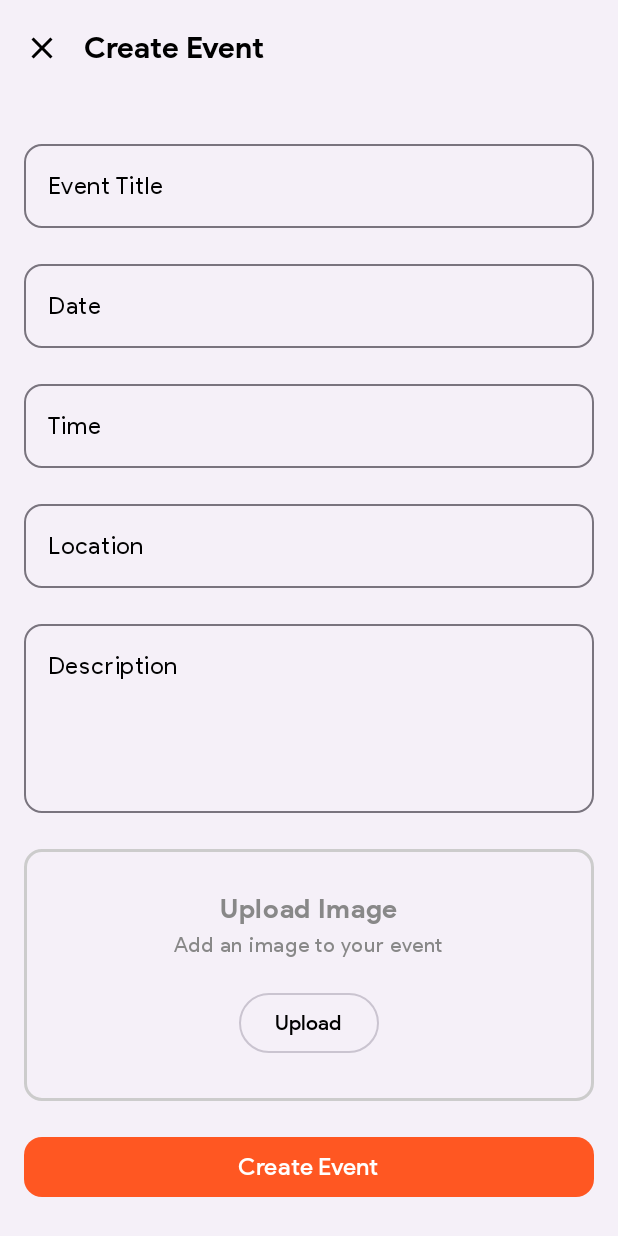
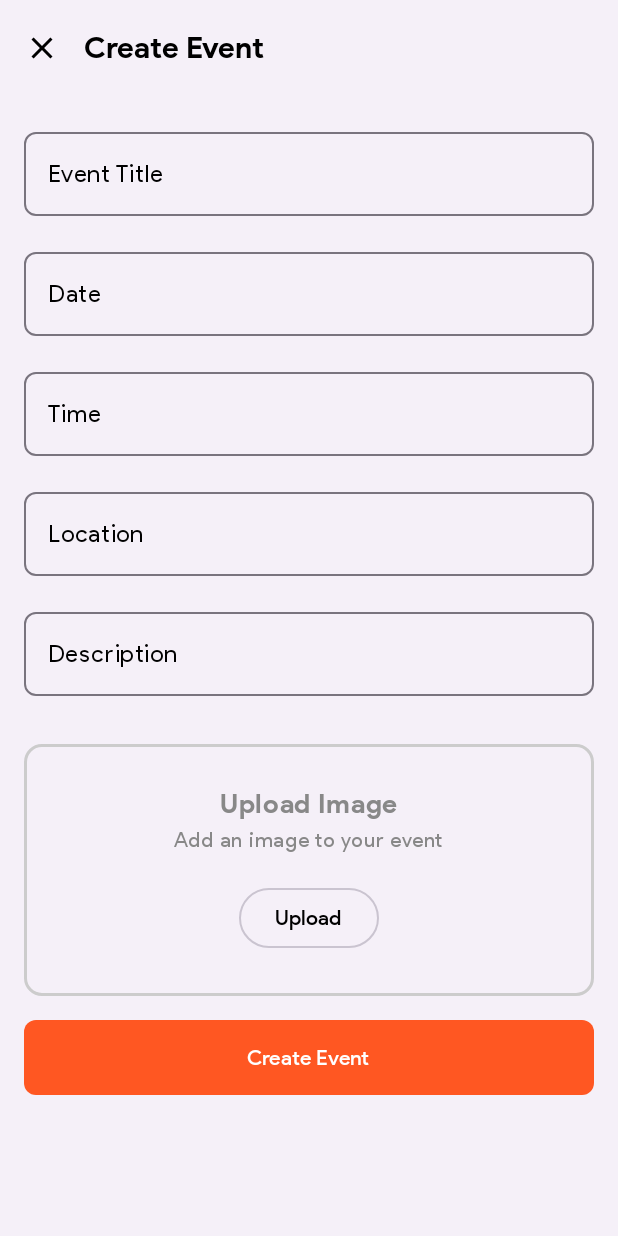
Before and after one commit to Dev-Micah/LiveSpotEvents, an Android app built with Jetpack Compose: the screen it shows after launch (MainActivity), after a tap on "Add", on a phone screen of 412 x 824 dp. Run offline under Robolectric (Android 15) with nearby library versions, the phone set to English and light mode, and no system bars; libraries missing offline, so code that uses them is left out: io.github.jan.supabase; pictures from the network do not load; 1 statement that could not run was skipped.

Commit message:
Created CustomButton and CustomTextfield

```diff
--- a/app/src/main/java/com/micahnyabuto/livespotevents/MainActivity.kt
+++ b/app/src/main/java/com/micahnyabuto/livespotevents/MainActivity.kt
@@ -5,6 +5,7 @@ import androidx.activity.ComponentActivity
 import androidx.activity.compose.setContent
 import androidx.activity.enableEdgeToEdge
 import androidx.navigation.compose.rememberNavController
+import com.micahnyabuto.livespotevents.ui.navigation.AppNavHost
 import com.micahnyabuto.livespotevents.ui.navigation.MainScreen
 import com.micahnyabuto.livespotevents.ui.theme.LiveSpotEventsTheme
 
@@ -14,8 +15,9 @@ class MainActivity : ComponentActivity() {
         enableEdgeToEdge()
         setContent {
             LiveSpotEventsTheme {
-                val navController = rememberNavController()
-                MainScreen(navController)
+//                val navController = rememberNavController()
+//                MainScreen(navController)
+                AppNavHost()
 
             }
         }
--- /dev/null
+++ b/app/src/main/java/com/micahnyabuto/livespotevents/ui/components/CustomButton.kt
@@ -0,0 +1,30 @@
+package com.micahnyabuto.livespotevents.ui.components
+
+import androidx.compose.foundation.layout.fillMaxWidth
+import androidx.compose.foundation.layout.height
+import androidx.compose.foundation.layout.padding
+import androidx.compose.foundation.shape.RoundedCornerShape
+import androidx.compose.material3.Button
+import androidx.compose.material3.Text
+import androidx.compose.runtime.Composable
+import androidx.compose.ui.Modifier
+import androidx.compose.ui.unit.dp
+
+@Composable
+fun CustomButton(
+    modifier: Modifier = Modifier,
+    text: String,
+    onClick: () -> Unit,
+    enabled: Boolean = true
+) {
+    Button(
+        onClick = onClick,
+        modifier = modifier
+            .fillMaxWidth()
+            .height(50.dp),
+        shape = RoundedCornerShape(8.dp),
+        enabled = enabled
+    ) {
+        Text(text = text)
+    }
+}
--- /dev/null
+++ b/app/src/main/java/com/micahnyabuto/livespotevents/ui/components/CustomTextField.kt
@@ -0,0 +1,34 @@
+package com.micahnyabuto.livespotevents.ui.components
+
+import androidx.compose.foundation.layout.fillMaxWidth
+import androidx.compose.foundation.shape.RoundedCornerShape
+import androidx.compose.material3.OutlinedTextField
+import androidx.compose.material3.Text
+import androidx.compose.runtime.Composable
+import androidx.compose.ui.Modifier
+import androidx.compose.ui.unit.dp
+
+@Composable
+fun CustomTextField(
+    modifier: Modifier = Modifier,
+    value: String,
+    onValueChange: (String) -> Unit,
+    label: String,
+    isError: Boolean = false,
+    supportingText: String? = null
+) {
+    OutlinedTextField(
+        value = value,
+        onValueChange = onValueChange,
+        label = { Text(text = label) },
+        modifier = modifier
+            .fillMaxWidth(),
+        shape = RoundedCornerShape(8.dp),
+        isError = isError,
+        supportingText = {
+            if (supportingText != null) {
+                Text(text = supportingText)
+            }
+        }
+    )
+}
--- a/app/src/main/java/com/micahnyabuto/livespotevents/ui/navigation/MainGraph.kt
+++ b/app/src/main/java/com/micahnyabuto/livespotevents/ui/navigation/MainGraph.kt
@@ -27,15 +27,15 @@ import androidx.navigation.NavHostController
 import androidx.navigation.compose.NavHost
 import androidx.navigation.compose.composable
 import androidx.navigation.compose.currentBackStackEntryAsState
+import androidx.navigation.compose.rememberNavController
 import com.micahnyabuto.livespotevents.ui.screens.events.CreateEventScreen
 import com.micahnyabuto.livespotevents.ui.screens.events.EventsScreen
 import com.micahnyabuto.livespotevents.ui.screens.explore.ExploreScreen
 import com.micahnyabuto.livespotevents.ui.screens.profile.ProfileScreen
 
 @Composable
-fun MainScreen(
-    navController: NavHostController
-){
+fun MainScreen(){
+    val navController = rememberNavController()
     val navBackStackEntry by navController.currentBackStackEntryAsState()
     val currentRoute = navBackStackEntry?.destination?.route.orEmpty()
     val showBottomNavigation = currentRoute !in  listOf(
--- a/app/src/main/java/com/micahnyabuto/livespotevents/ui/screens/events/CreateEventScreen.kt
+++ b/app/src/main/java/com/micahnyabuto/livespotevents/ui/screens/events/CreateEventScreen.kt
@@ -21,7 +21,6 @@ import androidx.compose.material3.ExperimentalMaterial3Api
 import androidx.compose.material3.Icon
 import androidx.compose.material3.IconButton
 import androidx.compose.material3.OutlinedButton
-import androidx.compose.material3.OutlinedTextField
 import androidx.compose.material3.Scaffold
 import androidx.compose.material3.Text
 import androidx.compose.material3.TopAppBar
@@ -43,6 +42,8 @@ import androidx.compose.ui.unit.dp
 import androidx.compose.ui.unit.sp
 import coil.compose.rememberAsyncImagePainter
 import com.micahnyabuto.livespotevents.core.permissions.rememberImagePicker
+import com.micahnyabuto.livespotevents.ui.components.CustomButton
+import com.micahnyabuto.livespotevents.ui.components.CustomTextField
 import org.koin.androidx.compose.koinViewModel
 
 @OptIn(ExperimentalMaterial3Api::class)
@@ -51,8 +52,8 @@ fun CreateEventScreen(
     eventsViewModel: EventsViewModel =koinViewModel()
 ) {
     val context = LocalContext.current
-    val scope = rememberCoroutineScope()
-    var imageUri by remember { mutableStateOf<Uri?>(null) }
+   // val scope = rememberCoroutineScope()
+   // var imageUri by remember { mutableStateOf<Uri?>(null) }
     val eventTitle = remember { mutableStateOf("") }
     val eventDate = remember { mutableStateOf("") }
     val eventTime = remember { mutableStateOf("") }
@@ -100,58 +101,34 @@ fun CreateEventScreen(
                     .padding(16.dp)
                     .verticalScroll(rememberScrollState())
             ) {
-                OutlinedTextField(
+                CustomTextField(
                     value = eventTitle.value,
                     onValueChange = { eventTitle.value = it },
-                    label = { Text("Event Title") },
-                    modifier = Modifier
-                        .fillMaxWidth()
-                        .padding(vertical = 8.dp),
-                    shape = RoundedCornerShape(12.dp),
-                    singleLine = true,
+                    label = "Event Title"
                 )
 
-                OutlinedTextField(
+                CustomTextField(
                     value = eventDate.value,
                     onValueChange = { eventDate.value = it },
-                    label = { Text("Date") },
-                    modifier = Modifier
-                        .fillMaxWidth()
-                        .padding(vertical = 8.dp),
-                    shape = RoundedCornerShape(12.dp),
+                    label = "Date"
                 )
 
-                OutlinedTextField(
+                CustomTextField(
                     value = eventTime.value,
                     onValueChange = { eventTime.value = it },
-                    label = { Text("Time") },
-                    modifier = Modifier
-                        .fillMaxWidth()
-                        .padding(vertical = 8.dp),
-                    shape = RoundedCornerShape(12.dp),
+                    label = "Time"
                 )
 
-                OutlinedTextField(
+                CustomTextField(
                     value = eventLocation.value,
                     onValueChange = { eventLocation.value = it },
-                    label = { Text("Location") },
-                    modifier = Modifier
-                        .fillMaxWidth()
-                        .padding(vertical = 8.dp),
-                    shape = RoundedCornerShape(12.dp),
+                    label = "Location"
                 )
 
-                OutlinedTextField(
+                CustomTextField(
                     value = eventDescription.value,
                     onValueChange = { eventDescription.value = it },
-                    label = { Text("Description") },
-                    modifier = Modifier
-                        .fillMaxWidth()
-                        .height(150.dp)
-                        .padding(vertical = 8.dp),
-                    shape = RoundedCornerShape(12.dp),
-                    minLines = 5,
-                    maxLines = 10
+                    label = "Description",
                 )
 
                 Column(
@@ -191,7 +168,7 @@ fun CreateEventScreen(
                     }
                 }
 
-                Button(
+                CustomButton(
                     onClick = {
                         isLoading = true
                         eventsViewModel.createEvent(
@@ -204,34 +181,22 @@ fun CreateEventScreen(
                             imageUri = selectedImage,
                             onSuccess = {
                                 isLoading = false
-                                // Clear form after successful creation
                                 eventTitle.value = ""
                                 eventDate.value = ""
                                 eventTime.value = ""
                                 eventLocation.value = ""
                                 eventDescription.value = ""
                                 selectedImage = null
-                                // TODO: Show success message or navigate back
                             },
                             onError = { error ->
                                 isLoading = false
-                                // TODO: Show error message
                                 error.printStackTrace()
                             }
                         )
                     },
                     enabled = !isLoading,
-                    modifier = Modifier
-                        .fillMaxWidth()
-                        .height(56.dp)
-                        .padding(vertical = 8.dp),
-                    shape = RoundedCornerShape(12.dp),
-                ) {
-                    Text(
-                        text = if (isLoading) "Creating Event..." else "Create Event",
-                        fontSize = 16.sp
-                    )
-                }
+                    text = "Create Event"
+                )
             }
         }
     }
--- a/app/src/main/java/com/micahnyabuto/livespotevents/ui/screens/splash/SplashScreen.kt
+++ b/app/src/main/java/com/micahnyabuto/livespotevents/ui/screens/splash/SplashScreen.kt
@@ -20,7 +20,7 @@ fun SplashScreen(
     navController: NavController
 ){
     LaunchedEffect(Unit) {
-        delay(2500)
+        delay(3000)
         navController.navigate(Destinations.Main.route){
             popUpTo(Destinations.Splash.route){
                 inclusive =true
```
